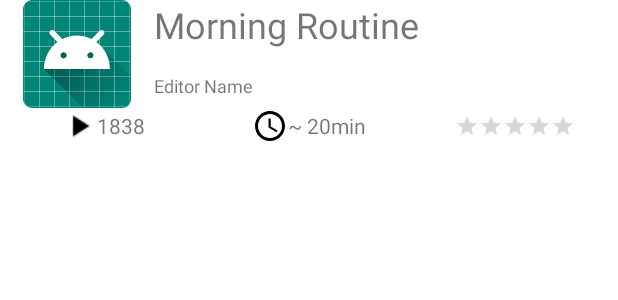
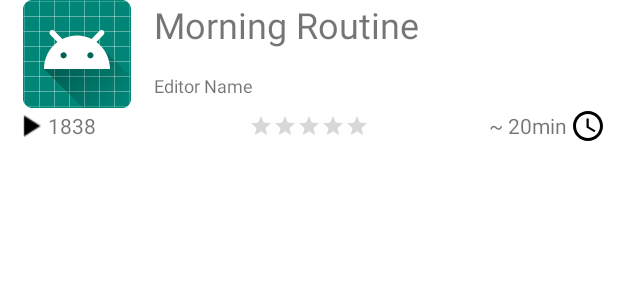
Before and after one commit to yannis216/LetsGo, an Android app: the layout activity_modul_list_item.xml on its own in the app's theme, with its tools: preview values and no code run, on a phone screen of 412 x 824 dp. Shown: the top 300 px of the screen. Run offline under Robolectric (Android 15) with nearby library versions, the phone set to English and light mode, and no system bars.

```diff
--- a/app/src/main/res/layout/activity_modul_list_item.xml
+++ b/app/src/main/res/layout/activity_modul_list_item.xml
@@ -16,6 +16,7 @@
             android:layout_width="0dp"
             android:layout_height="match_parent"
             android:layout_weight="1"
+            android:id="@+id/iv_modul_list_item_thumb"
             android:src="@mipmap/ic_launcher_round"/>
         <LinearLayout
             android:layout_width="0dp"
@@ -62,10 +63,11 @@
             android:layout_width="0dp"
             android:layout_height="wrap_content"
             android:layout_weight="1"
-            android:gravity="center"
+            android:gravity="start"
             android:orientation="horizontal">
 
             <ImageView
+                android:layout_marginStart="8dp"
                 android:layout_width="wrap_content"
                 android:layout_height="wrap_content"
                 android:src="@drawable/baseline_play_arrow_black_24dp" />
@@ -78,30 +80,6 @@
                 android:gravity="center_vertical"
                 android:text="1838" />
         </LinearLayout>
-
-        <LinearLayout
-            android:layout_width="0dp"
-            android:layout_height="wrap_content"
-            android:layout_weight="1"
-            android:gravity="center"
-            android:orientation="horizontal">
-
-            <ImageView
-                android:id="@+id/iv_modul_list_item_duration_clock"
-                android:layout_width="wrap_content"
-                android:layout_height="wrap_content"
-                android:src="@drawable/ic_access_time_black_24dp" />
-
-            <TextView
-                android:id="@+id/tv_modul_list_item_avg_duration"
-                android:layout_width="wrap_content"
-                android:layout_height="wrap_content"
-                android:layout_gravity="center_vertical"
-                android:gravity="center_vertical"
-                android:text="~ 20min" />
-
-        </LinearLayout>
-
         <LinearLayout
             android:layout_width="0dp"
             android:layout_height="match_parent"
@@ -118,6 +96,35 @@
                 android:isIndicator="true"
                 android:numStars="5" />
         </LinearLayout>
+
+        <LinearLayout
+            android:layout_width="0dp"
+            android:layout_height="wrap_content"
+            android:layout_weight="1"
+            android:gravity="right"
+            android:orientation="horizontal">
+
+            <TextView
+                android:id="@+id/tv_modul_list_item_avg_duration"
+                android:layout_width="wrap_content"
+                android:layout_height="wrap_content"
+                android:layout_gravity="center_vertical"
+                android:gravity="center_vertical"
+                android:text="~ 20min" />
+
+            <ImageView
+                android:id="@+id/iv_modul_list_item_duration_clock"
+                android:layout_width="wrap_content"
+                android:layout_height="wrap_content"
+                android:layout_marginStart="2dp"
+                android:layout_marginEnd="8dp"
+                android:src="@drawable/ic_access_time_black_24dp" />
+
+
+
+        </LinearLayout>
+
+
     </LinearLayout>
 
 
--- a/app/src/main/res/values/dimens.xml
+++ b/app/src/main/res/values/dimens.xml
@@ -4,4 +4,6 @@
     <dimen name="element_picture_height">300dp</dimen>
 
     <dimen name="element_thumbnail_dimens">50dp</dimen>
+
+    <dimen name="modul_thumbnail_dimens">50dp</dimen>
 </resources>
```
Also changed, not shown: app/src/main/java/com/example/android/letsgo/Adapter/ModulListAdapter.java (+33 -0 lines), app/src/main/java/com/example/android/letsgo/Utils/PictureUtil.java (+52 -0 lines).
